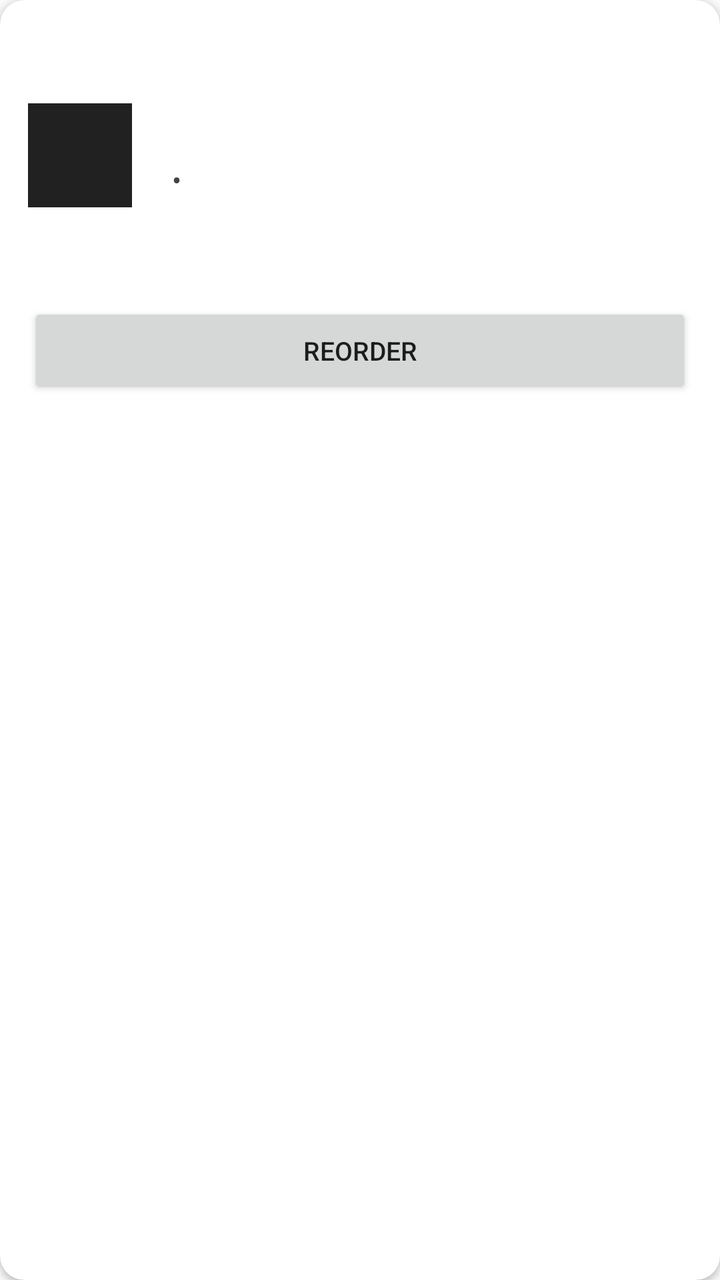
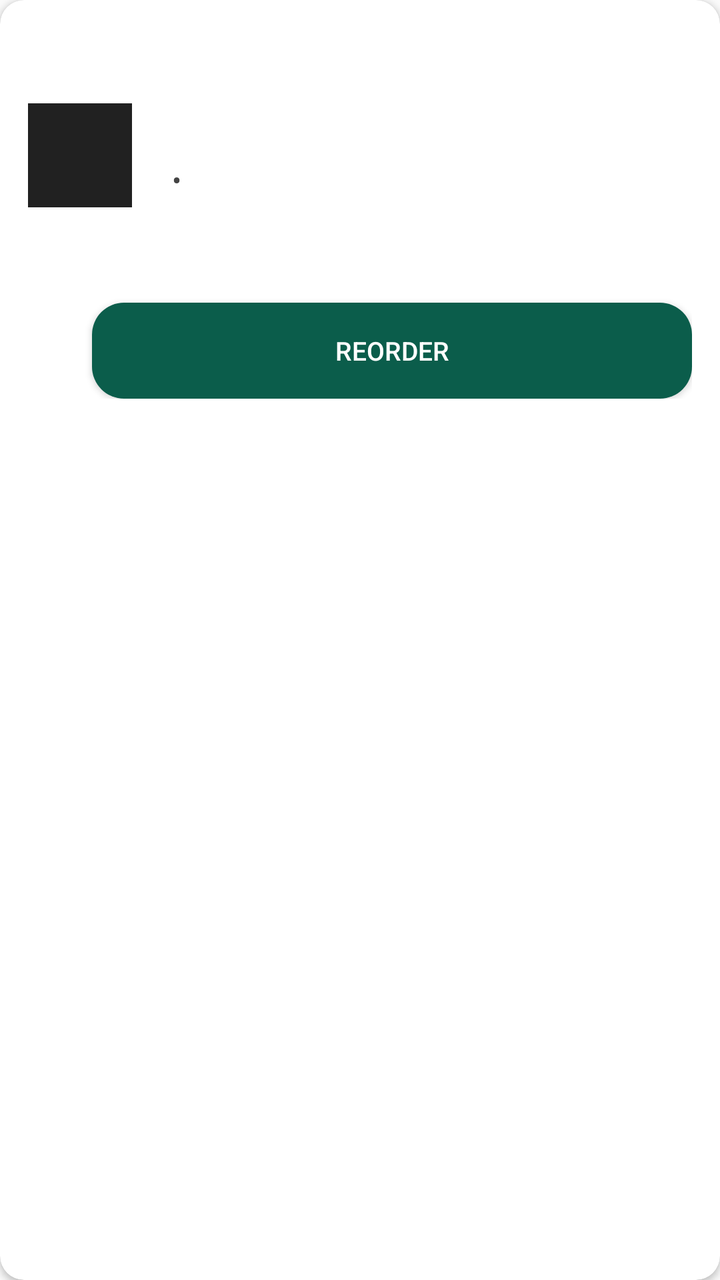

Before-and-after screenshots of an Android layout around one commit, followed by the original layout XML and the change that was made.
<!-- AndroidManifest.xml: application theme Theme.Proteahealth -->
<!-- res/layout/item_order.xml -->
<?xml version="1.0" encoding="utf-8"?>

<androidx.cardview.widget.CardView xmlns:android="http://schemas.android.com/apk/res/android"
    xmlns:app="http://schemas.android.com/apk/res-auto"
    android:id="@+id/cardOrder"
    android:layout_width="match_parent"
    android:layout_height="wrap_content"
    android:layout_marginHorizontal="12dp"
    android:layout_marginVertical="6dp"
    android:clickable="true"
    android:focusable="true"
    app:cardCornerRadius="12dp"
    app:cardElevation="2dp">

    <LinearLayout
        android:layout_width="match_parent"
        android:layout_height="wrap_content"
        android:orientation="vertical"
        android:padding="14dp">

        <TextView
            android:id="@+id/tvRefillBanner"
            android:layout_width="match_parent"
            android:layout_height="wrap_content"
            android:layout_marginBottom="8dp"
            android:background="#FFF3E0"
            android:padding="8dp"
            android:text="Due for refill"
            android:textColor="#E65100"
            android:textSize="12sp"
            android:textStyle="bold"
            android:visibility="gone" />

        <LinearLayout
            android:layout_width="match_parent"
            android:layout_height="wrap_content"
            android:orientation="horizontal"
            android:gravity="center_vertical">

            <View
                android:layout_width="52dp"
                android:layout_height="52dp"
                android:background="#212121" />

            <LinearLayout
                android:layout_width="0dp"
                android:layout_height="wrap_content"
                android:layout_weight="1"
                android:layout_marginStart="12dp"
                android:orientation="vertical">

                <TextView
                    android:id="@+id/tvPharmacyName"
                    android:layout_width="match_parent"
                    android:layout_height="wrap_content"
                    android:textSize="16sp"
                    android:textStyle="bold" />

                <TextView
                    android:id="@+id/tvMedicationName"
                    android:layout_width="match_parent"
                    android:layout_height="wrap_content"
                    android:layout_marginTop="2dp"
                    android:textSize="14sp" />

                <TextView
                    android:id="@+id/tvQuantity"
                    android:layout_width="match_parent"
                    android:layout_height="wrap_content"
                    android:layout_marginTop="2dp"
                    android:textSize="13sp"
                    android:textColor="#666666" />

                <LinearLayout
                    android:layout_width="match_parent"
                    android:layout_height="wrap_content"
                    android:layout_marginTop="4dp"
                    android:orientation="horizontal">

                    <TextView
                        android:id="@+id/tvDistance"
                        android:layout_width="wrap_content"
                        android:layout_height="wrap_content"
                        android:textSize="13sp"
                        android:textColor="#444444" />

                    <TextView
                        android:layout_width="wrap_content"
                        android:layout_height="wrap_content"
                        android:layout_marginStart="8dp"
                        android:layout_marginEnd="8dp"
                        android:text="•"
                        android:textColor="#444444" />

                    <TextView
                        android:id="@+id/tvAvailability"
                        android:layout_width="wrap_content"
                        android:layout_height="wrap_content"
                        android:textSize="13sp"
                        android:textColor="#444444" />

                </LinearLayout>

                <TextView
                    android:id="@+id/tvStatus"
                    android:layout_width="match_parent"
                    android:layout_height="wrap_content"
                    android:layout_marginTop="4dp"
                    android:textSize="13sp"
                    android:textColor="#1565C0"
                    android:textStyle="bold" />

                <TextView
                    android:id="@+id/tvOrderDate"
                    android:layout_width="match_parent"
                    android:layout_height="wrap_content"
                    android:layout_marginTop="4dp"
                    android:textSize="12sp"
                    android:textColor="#999999" />

            </LinearLayout>

            <TextView
                android:id="@+id/tvAmount"
                android:layout_width="wrap_content"
                android:layout_height="wrap_content"
                android:layout_marginStart="8dp"
                android:textSize="15sp"
                android:textStyle="bold" />

        </LinearLayout>

        <Button
            android:id="@+id/btnReorder"
            android:layout_width="match_parent"
            android:layout_height="wrap_content"
            android:layout_marginTop="10dp"
            android:text="Reorder"
            android:textSize="13sp" />

    </LinearLayout>

</androidx.cardview.widget.CardView>
<!-- resources referenced by this layout -->
<resources>
  <style name="Theme.Proteahealth" parent="Theme.AppCompat.DayNight.NoActionBar" />
</resources>

<!-- the commit's change to res/layout/item_order.xml (unified diff, before → after) -->
@@ -51,6 +51,7 @@
 
                 <TextView
                     android:id="@+id/tvPharmacyName"
+                    android:textColor="@color/black"
                     android:layout_width="match_parent"
                     android:layout_height="wrap_content"
                     android:textSize="16sp"
@@ -132,10 +133,13 @@
 
         <Button
             android:id="@+id/btnReorder"
-            android:layout_width="match_parent"
+            android:layout_width="300dp"
             android:layout_height="wrap_content"
+            android:layout_gravity="right"
             android:layout_marginTop="10dp"
             android:text="Reorder"
+            android:textColor="@color/white"
+            android:background="@drawable/green_button"
             android:textSize="13sp" />
 
     </LinearLayout>
<!-- resource entries referenced after the edit -->
@@ -1,5 +1,20 @@
 <!-- resources referenced by this layout -->
 <resources>
+  <color name="black">#FF000000</color>
+  <color name="white">#FFFFFFFF</color>
+  <!-- drawable green_button (drawable) -->
+  <?xml version="1.0" encoding="utf-8"?>
+  
+  
+  <shape xmlns:android="http://schemas.android.com/apk/res/android">
+  
+      
+      <solid android:color="#0B5D4B" />
+  
+      
+      <corners android:radius="16dp" />
+  
+  </shape>
   <style name="Theme.Proteahealth" parent="Theme.AppCompat.DayNight.NoActionBar" />
 </resources>
 
